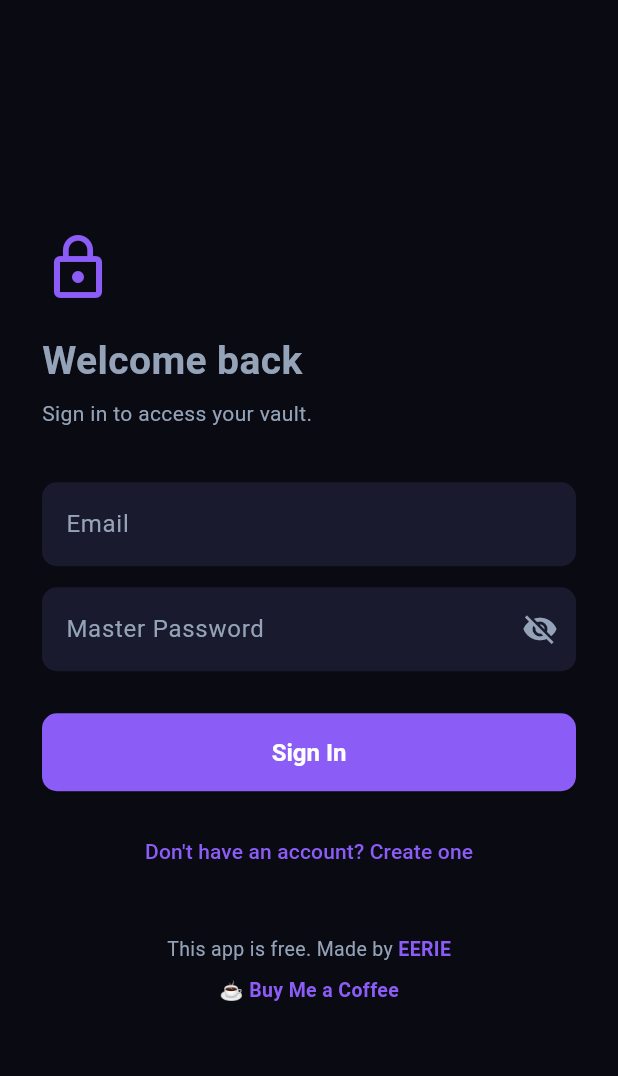
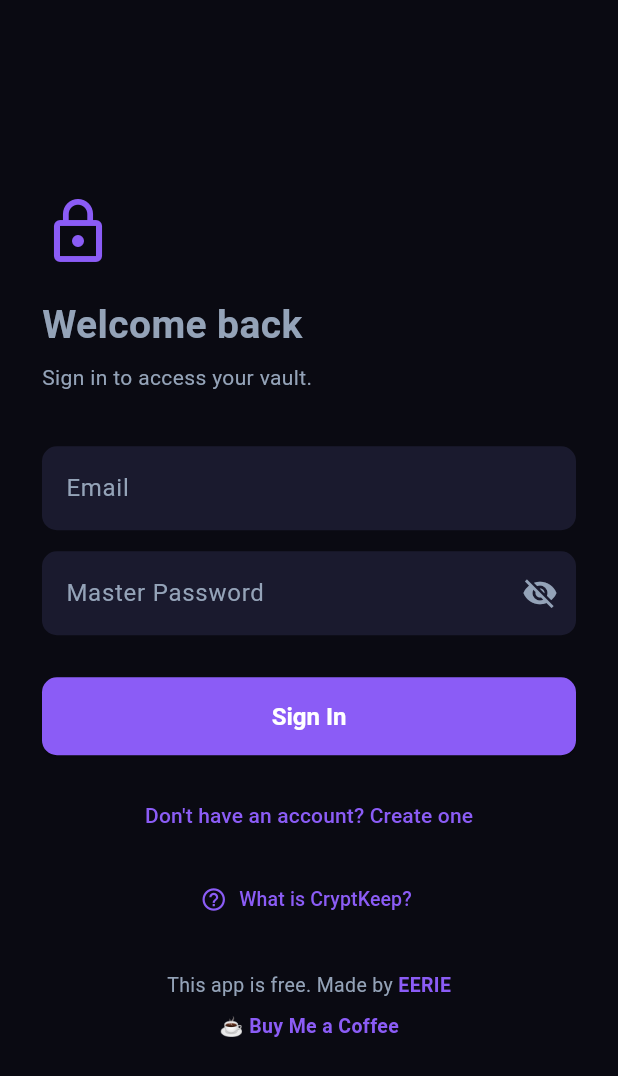
Before and after one commit to EerieGoesD/cryptkeep, a Flutter app: the screen it shows after launch, on a phone screen of 412 x 824 dp. Shown: the top 1076 px of the screen. Run offline on Flutter 3.47's test engine with Material 3 defaults, Android fonts, the phone set to English and light mode, and no system bars; our stand-ins replace file_picker, supabase_flutter; missing offline and left inert: encrypt, kdbx, pointycastle; accounts and stored records are empty.

Commit message:
Adding FAQ section in login screen

```diff
--- a/lib/screens/auth/login_screen.dart
+++ b/lib/screens/auth/login_screen.dart
@@ -7,6 +7,7 @@ import '../../app.dart';
 import '../../providers/app_state.dart';
 import '../../services/crypto_service.dart';
 import '../vault/vault_screen.dart';
+import '../vault/faq_screen.dart';
 import 'register_screen.dart';
 
 class LoginScreen extends StatefulWidget {
@@ -119,7 +120,18 @@ class _LoginScreenState extends State<LoginScreen> {
                       child: const Text("Don't have an account? Create one"),
                     ),
                   ),
-                  const SizedBox(height: 32),
+                  const SizedBox(height: 8),
+                  Center(
+                    child: TextButton.icon(
+                      onPressed: () => Navigator.of(context).push(
+                        MaterialPageRoute(builder: (_) => const FaqScreen()),
+                      ),
+                      icon: const Icon(Icons.help_outline, size: 18, color: Color(0xFF8B5CF6)),
+                      label: const Text('What is CryptKeep?',
+                          style: TextStyle(color: Color(0xFF8B5CF6), fontSize: 13)),
+                    ),
+                  ),
+                  const SizedBox(height: 24),
                   Center(
                     child: Wrap(
                       alignment: WrapAlignment.center,
```
